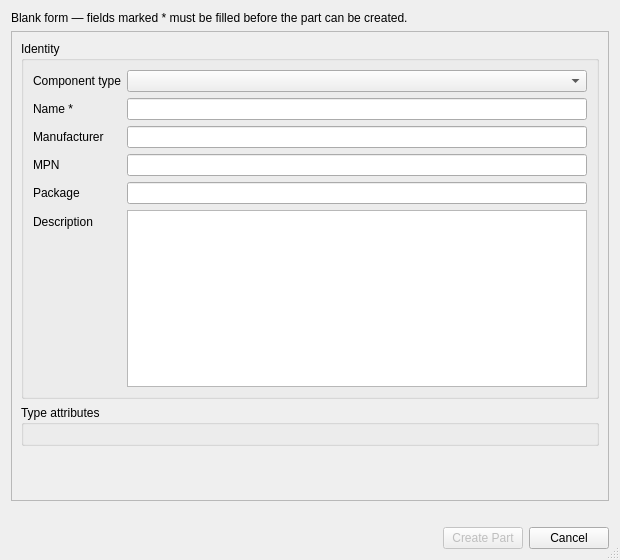
Qt form examples/PartManagerApp/src/ui/PartManager_NewPartDialog.ui (KROIA/PartManager) before a commit.
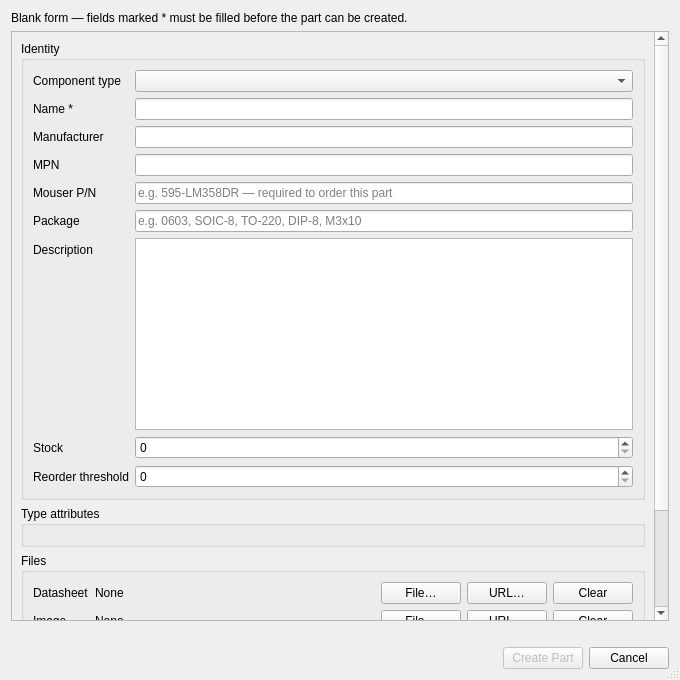
The same form after that commit.

Commit message: let new part set everything a part can carry

```diff
--- a/examples/PartManagerApp/src/ui/PartManager_NewPartDialog.ui
+++ b/examples/PartManagerApp/src/ui/PartManager_NewPartDialog.ui
@@ -6,8 +6,8 @@
    <rect>
     <x>0</x>
     <y>0</y>
-    <width>620</width>
-    <height>560</height>
+    <width>680</width>
+    <height>680</height>
    </rect>
   </property>
   <property name="windowTitle">
@@ -37,8 +37,8 @@
        <rect>
         <x>0</x>
         <y>0</y>
-        <width>580</width>
-        <height>420</height>
+        <width>640</width>
+        <height>540</height>
        </rect>
       </property>
       <layout class="QVBoxLayout" name="scrollLayout">
@@ -89,29 +89,94 @@
            <widget class="QLineEdit" name="mpnEdit"/>
           </item>
           <item row="4" column="0">
-           <widget class="QLabel" name="packageLabel">
+           <widget class="QLabel" name="mouserLabel">
             <property name="text">
-             <string>Package</string>
+             <string>Mouser P/N</string>
+            </property>
+            <property name="toolTip">
+             <string>Mouser's own article number, e.g. &quot;595-LM358DR&quot;. This is what the cart orders by — the MPN will not work. Filled in automatically when the part came from a Mouser search.</string>
             </property>
            </widget>
           </item>
           <item row="4" column="1">
-           <widget class="QLineEdit" name="packageEdit"/>
+           <widget class="QLineEdit" name="mouserEdit">
+            <property name="placeholderText">
+             <string>e.g. 595-LM358DR — required to order this part</string>
+            </property>
+           </widget>
           </item>
           <item row="5" column="0">
+           <widget class="QLabel" name="packageLabel">
+            <property name="text">
+             <string>Package</string>
+            </property>
+            <property name="toolTip">
+             <string>The physical housing the part comes in — its body shape and pin arrangement, which is what decides the PCB footprint.
+
+Not the same as THT vs SMD, though the name usually implies it:
+• SMD examples: 0603, 0805, SOT-23, SOIC-8, QFN-32, TQFP-44
+• THT examples: DIP-8, TO-220, TO-92, radial 5 mm, axial 0207
+• Mechanical parts: M3x10, M2.5 standoff
+
+Mouser fills this in from its &quot;Package / Case&quot; column.</string>
+            </property>
+           </widget>
+          </item>
+          <item row="5" column="1">
+           <widget class="QLineEdit" name="packageEdit">
+            <property name="placeholderText">
+             <string>e.g. 0603, SOIC-8, TO-220, DIP-8, M3x10</string>
+            </property>
+           </widget>
+          </item>
+          <item row="6" column="0">
            <widget class="QLabel" name="descriptionLabel">
             <property name="text">
              <string>Description</string>
             </property>
            </widget>
           </item>
-          <item row="5" column="1">
+          <item row="6" column="1">
            <widget class="QPlainTextEdit" name="descriptionEdit">
             <property name="maximumHeight">
              <number>72</number>
             </property>
            </widget>
           </item>
+          <item row="7" column="0">
+           <widget class="QLabel" name="stockLabel">
+            <property name="text">
+             <string>Stock</string>
+            </property>
+            <property name="toolTip">
+             <string>How many you have on the shelf right now. A non-zero value is recorded as the part's first restock, so the stock history starts out honest.</string>
+            </property>
+           </widget>
+          </item>
+          <item row="7" column="1">
+           <widget class="QSpinBox" name="stockSpin">
+            <property name="maximum">
+             <number>100000000</number>
+            </property>
+           </widget>
+          </item>
+          <item row="8" column="0">
+           <widget class="QLabel" name="stockMinLabel">
+            <property name="text">
+             <string>Reorder threshold</string>
+            </property>
+            <property name="toolTip">
+             <string>The count below which you want to reorder. 0 means never warn.</string>
+            </property>
+           </widget>
+          </item>
+          <item row="8" column="1">
+           <widget class="QSpinBox" name="stockMinSpin">
+            <property name="maximum">
+             <number>100000000</number>
+            </property>
+           </widget>
+          </item>
          </layout>
         </widget>
        </item>
@@ -123,6 +188,164 @@
          <layout class="QVBoxLayout" name="attributeLayout"/>
         </widget>
        </item>
+       <item>
+        <widget class="QGroupBox" name="filesGroup">
+         <property name="title">
+          <string>Files</string>
+         </property>
+         <property name="toolTip">
+          <string>Attached when the part is created. Nothing is copied or downloaded until then, so Cancel really does leave no trace.</string>
+         </property>
+         <layout class="QFormLayout" name="filesLayout">
+          <item row="0" column="0">
+           <widget class="QLabel" name="datasheetLabel">
+            <property name="text">
+             <string>Datasheet</string>
+            </property>
+            <property name="toolTip">
+             <string>Usually a PDF. Mouser's DataSheetUrl is filled in here automatically when it publishes one — which it does not for every part.</string>
+            </property>
+           </widget>
+          </item>
+          <item row="0" column="1">
+           <layout class="QHBoxLayout" name="datasheetRow">
+            <item>
+             <widget class="QLabel" name="datasheetStateLabel">
+              <property name="text">
+               <string>None</string>
+              </property>
+              <property name="wordWrap">
+               <bool>true</bool>
+              </property>
+              <property name="sizePolicy">
+               <sizepolicy hsizetype="Expanding" vsizetype="Preferred">
+                <horstretch>1</horstretch>
+                <verstretch>0</verstretch>
+               </sizepolicy>
+              </property>
+             </widget>
+            </item>
+            <item>
+             <widget class="QPushButton" name="datasheetFileButton">
+              <property name="text">
+               <string>File…</string>
+              </property>
+             </widget>
+            </item>
+            <item>
+             <widget class="QPushButton" name="datasheetUrlButton">
+              <property name="text">
+               <string>URL…</string>
+              </property>
+             </widget>
+            </item>
+            <item>
+             <widget class="QPushButton" name="datasheetClearButton">
+              <property name="text">
+               <string>Clear</string>
+              </property>
+             </widget>
+            </item>
+           </layout>
+          </item>
+          <item row="1" column="0">
+           <widget class="QLabel" name="imageLabel">
+            <property name="text">
+             <string>Image</string>
+            </property>
+            <property name="toolTip">
+             <string>A photo of the part. It is shown as a thumbnail in the first column of the parts table, which is what makes a component recognisable at a glance. Mouser's product photo is filled in here automatically.</string>
+            </property>
+           </widget>
+          </item>
+          <item row="1" column="1">
+           <layout class="QHBoxLayout" name="imageRow">
+            <item>
+             <widget class="QLabel" name="imageStateLabel">
+              <property name="text">
+               <string>None</string>
+              </property>
+              <property name="wordWrap">
+               <bool>true</bool>
+              </property>
+              <property name="sizePolicy">
+               <sizepolicy hsizetype="Expanding" vsizetype="Preferred">
+                <horstretch>1</horstretch>
+                <verstretch>0</verstretch>
+               </sizepolicy>
+              </property>
+             </widget>
+            </item>
+            <item>
+             <widget class="QPushButton" name="imageFileButton">
+              <property name="text">
+               <string>File…</string>
+              </property>
+             </widget>
+            </item>
+            <item>
+             <widget class="QPushButton" name="imageUrlButton">
+              <property name="text">
+               <string>URL…</string>
+              </property>
+             </widget>
+            </item>
+            <item>
+             <widget class="QPushButton" name="imageClearButton">
+              <property name="text">
+               <string>Clear</string>
+              </property>
+             </widget>
+            </item>
+           </layout>
+          </item>
+          <item row="2" column="0">
+           <widget class="QLabel" name="modelLabel">
+            <property name="text">
+             <string>3D model</string>
+            </property>
+            <property name="toolTip">
+             <string>STEP, OBJ, PLY, STL, WRL or glTF. STEP is what KiCad wants; the built-in viewer draws the mesh formats directly and converts STEP when FreeCAD is installed. Mouser publishes no CAD models through its API, so this one is always a local file.</string>
+            </property>
+           </widget>
+          </item>
+          <item row="2" column="1">
+           <layout class="QHBoxLayout" name="modelRow">
+            <item>
+             <widget class="QLabel" name="modelStateLabel">
+              <property name="text">
+               <string>None</string>
+              </property>
+              <property name="wordWrap">
+               <bool>true</bool>
+              </property>
+              <property name="sizePolicy">
+               <sizepolicy hsizetype="Expanding" vsizetype="Preferred">
+                <horstretch>1</horstretch>
+                <verstretch>0</verstretch>
+               </sizepolicy>
+              </property>
+             </widget>
+            </item>
+            <item>
+             <widget class="QPushButton" name="modelFileButton">
+              <property name="text">
+               <string>File…</string>
+              </property>
+             </widget>
+            </item>
+            <item>
+             <widget class="QPushButton" name="modelClearButton">
+              <property name="text">
+               <string>Clear</string>
+              </property>
+             </widget>
+            </item>
+           </layout>
+          </item>
+         </layout>
+        </widget>
+       </item>
        <item>
         <widget class="QLabel" name="fileSlotsLabel">
          <property name="text">
```
Left out of the diff: 15 changed lines with no effect on the pictures. The commit also changes 5 other files.
